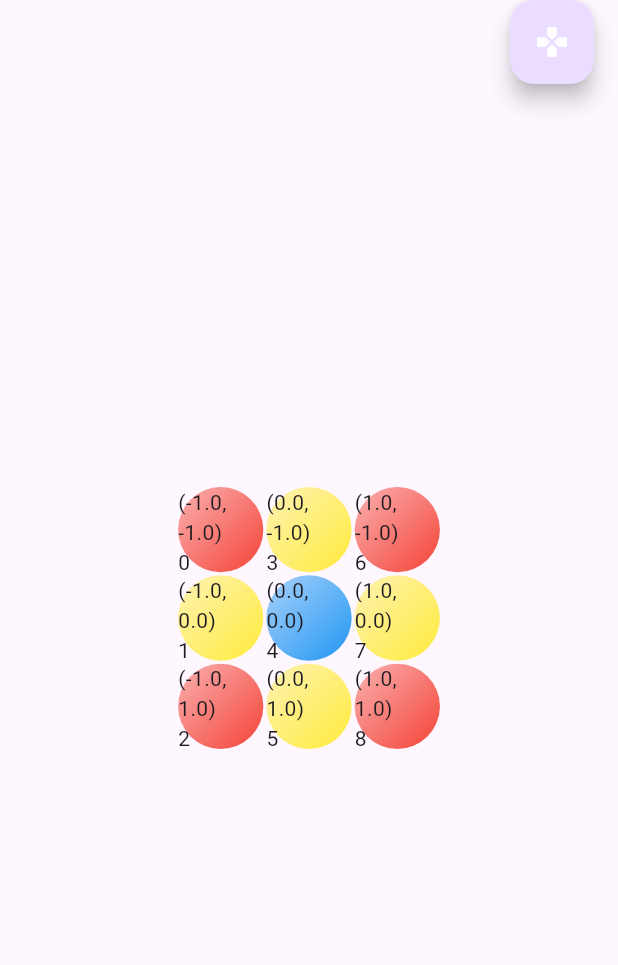
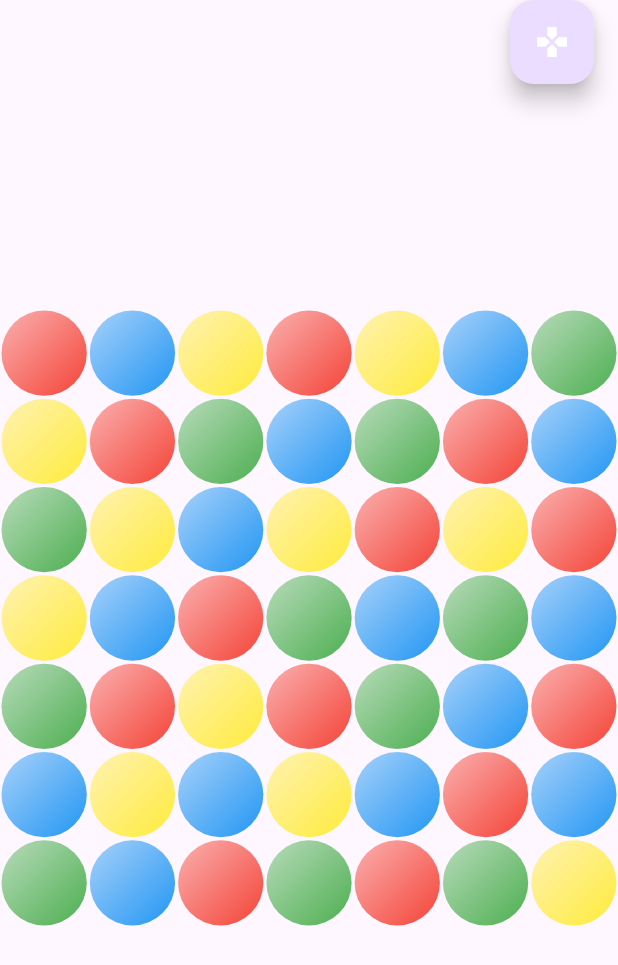
Before and after one commit to vmelia/flutter_boxez, a Flutter app: the screen it shows after launch, after a tap on the "gamepad" icon, on a phone screen of 412 x 824 dp. Shown: the top 965 px of the screen. Run offline on Flutter 3.47's test engine with Material 3 defaults, Android fonts, the phone set to English and light mode, and no system bars; our stand-ins replace bloc, equatable, flutter_bloc, get_it.

Commit message:
Working game loop.

```diff
--- a/lib/helpers/colours.dart
+++ b/lib/helpers/colours.dart
@@ -7,10 +7,10 @@ class Colours {
 
   static const List<MaterialColor> _colours = <MaterialColor>[
     Colors.red,
-    Colors.orange,
+    // Colors.orange,
     Colors.yellow,
     Colors.green,
     Colors.blue,
-    Colors.purple,
+    // Colors.purple,
   ];
 }
--- a/lib/interfaces/drag_service.dart
+++ b/lib/interfaces/drag_service.dart
@@ -7,5 +7,5 @@ abstract class DragService {
   void onPanUpdate(Offset globalLocation);
   void onPanEnd(Offset globalLocation);
 
-  Refresh? refresh;
+  MoveMade? moveMade;
 }
--- a/lib/interfaces/game_logic_service.dart
+++ b/lib/interfaces/game_logic_service.dart
@@ -4,5 +4,5 @@ abstract class GameLogicService {
   bool removeContiguousBoxes();
   bool collapseToCentre();
 
-  Refresh? refresh;
+  MoveMade? moveMade;
 }
--- a/lib/services/drag_service_impl.dart
+++ b/lib/services/drag_service_impl.dart
@@ -77,7 +77,7 @@ class DragServiceImpl extends DragService {
       box.moveTemp(delta);
     }
 
-    refresh!(false);
+    moveMade!(false);
   }
 
   void _moveFinal(List<Box> boxes, Location delta) {
@@ -85,7 +85,7 @@ class DragServiceImpl extends DragService {
       box.moveByDelta(delta);
     }
 
-    refresh!(true);
+    moveMade!(true);
   }
 
   _snapToCell(Location localLocation) => Location.fromInt(localLocation.dx.round(), localLocation.dy.round());
--- a/lib/services/game_creator_service_impl.dart
+++ b/lib/services/game_creator_service_impl.dart
@@ -10,33 +10,33 @@ class GameCreatorServiceImpl extends GameCreatorService {
   @override
   void createGame() => _createGame();
 
+  void _createGame() {
+    gameDataService.createEmptyGame();
+    int index = 0;
+    for (var x = Constants.gridStart; x <= Constants.gridEnd; x++) {
+      for (var y = Constants.gridStart; y <= Constants.gridEnd; y++) {
+        final location = Location.fromInt(x, y);
+        final proposedValue = randomService.value;
+        final value = _getValidValue(location, proposedValue);
+
+        gameDataService.add(Box(index, location, value));
+        index++;
+      }
+    }
+  }
+
   // void _createGame() {
   //   gameDataService.createEmptyGame();
-  //   int index = 0;
-  //   for (var x = Constants.gridStart; x <= Constants.gridEnd; x++) {
-  //     for (var y = Constants.gridStart; y <= Constants.gridEnd; y++) {
-  //       final location = Location.fromInt(x, y);
-  //       final proposedValue = randomService.value;
-  //       final value = _getValidValue(location, proposedValue);
-
-  //       gameDataService.add(Box(index, location, value));
-  //       index++;
-  //     }
-  //   }
+  //   gameDataService.add(Box(0, Location(-1, -1), 0));
+  //   gameDataService.add(Box(1, Location(-1, 0), 2));
+  //   gameDataService.add(Box(2, Location(-1, 1), 0));
+  //   gameDataService.add(Box(3, Location(0, -1), 2));
+  //   gameDataService.add(Box(4, Location(0, 0), 4));
+  //   gameDataService.add(Box(5, Location(0, 1), 2));
+  //   gameDataService.add(Box(6, Location(1, -1), 0));
+  //   gameDataService.add(Box(7, Location(1, 0), 2));
+  //   gameDataService.add(Box(8, Location(1, 1), 0));
   // }
-
-  void _createGame() {
-    gameDataService.createEmptyGame();
-    gameDataService.add(Box(0, Location(-1, -1), 0));
-    gameDataService.add(Box(1, Location(-1, 0), 2));
-    gameDataService.add(Box(2, Location(-1, 1), 0));
-    gameDataService.add(Box(3, Location(0, -1), 2));
-    gameDataService.add(Box(4, Location(0, 0), 4));
-    gameDataService.add(Box(5, Location(0, 1), 2));
-    gameDataService.add(Box(6, Location(1, -1), 0));
-    gameDataService.add(Box(7, Location(1, 0), 2));
-    gameDataService.add(Box(8, Location(1, 1), 0));
-  }
 
   int _getValidValue(Location location, int proposedValue) {
     for (var i = 0; i < Colours.count; i++) {
--- a/lib/types.dart
+++ b/lib/types.dart
@@ -3,4 +3,4 @@ export 'types/constants.dart';
 export 'types/game.dart';
 export 'types/location.dart';
 export 'types/pos.dart';
-export 'types/refresh.dart';
+export 'types/typedefs.dart';
--- a/lib/types/refresh.dart
+++ /dev/null
@@ -1 +0,0 @@
-typedef Refresh = void Function(bool done);
--- /dev/null
+++ b/lib/types/typedefs.dart
@@ -0,0 +1,2 @@
+typedef MoveInProgress = void Function(bool done);
+typedef MoveMade = void Function(bool done);
--- a/lib/widgets/box_widget.dart
+++ b/lib/widgets/box_widget.dart
@@ -10,8 +10,6 @@ class BoxWidget extends StatelessWidget {
 
   @override
   Widget build(BuildContext context) {
-    final dx = box.location.dx;
-    final dy = box.location.dy;
     return AnimatedPositioned.fromRect(
       key: Key(box.index.toString()),
       duration: isDragging ? Duration.zero : Duration(milliseconds: 1000),
@@ -19,7 +17,21 @@ class BoxWidget extends StatelessWidget {
       rect: WidgetHelper.getRect(box.location, context),
       child: Padding(
         padding: EdgeInsets.all(Constants.boxPadding),
-        child: Stack(
+        child: _BoxWidgetView(box: box),
+      ),
+    );
+  }
+}
+
+class _BoxWidgetView extends StatelessWidget {
+  const _BoxWidgetView({required this.box});
+  final Box box;
+
+  @override
+  Widget build(BuildContext context) {
+    // final dx = box.location.dx;
+    // final dy = box.location.dy;
+    return Stack(
       alignment: AlignmentDirectional.center,
       children: [
         Container(
@@ -35,10 +47,8 @@ class BoxWidget extends StatelessWidget {
             borderRadius: BorderRadius.all(Radius.circular(Constants.boxRadius)),
           ),
         ),
-            Text('($dx, $dy)\n${box.index}'),
+        //Text('($dx, $dy)\n${box.index}'),
       ],
-        ),
-      ),
     );
   }
 }
```
Also changed, not shown: lib/services/game_logic_service_impl.dart (+21 -11 lines), lib/state/game_cubit.dart (+19 -12 lines). Lines whose indentation alone changed are shown as unchanged.
